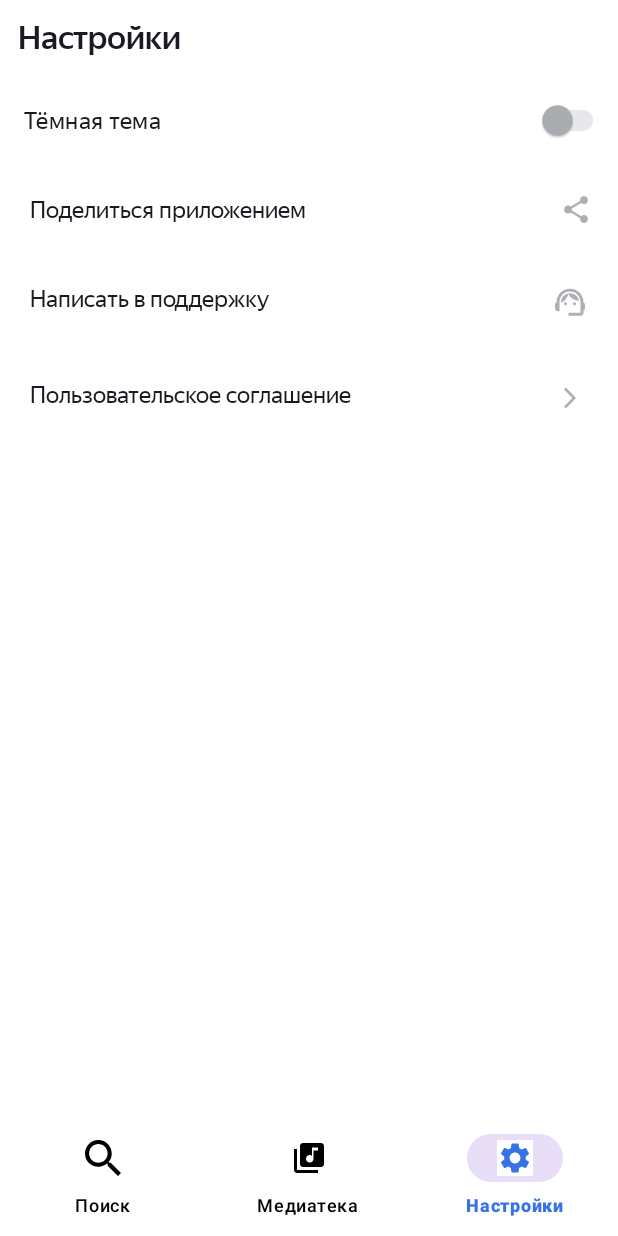
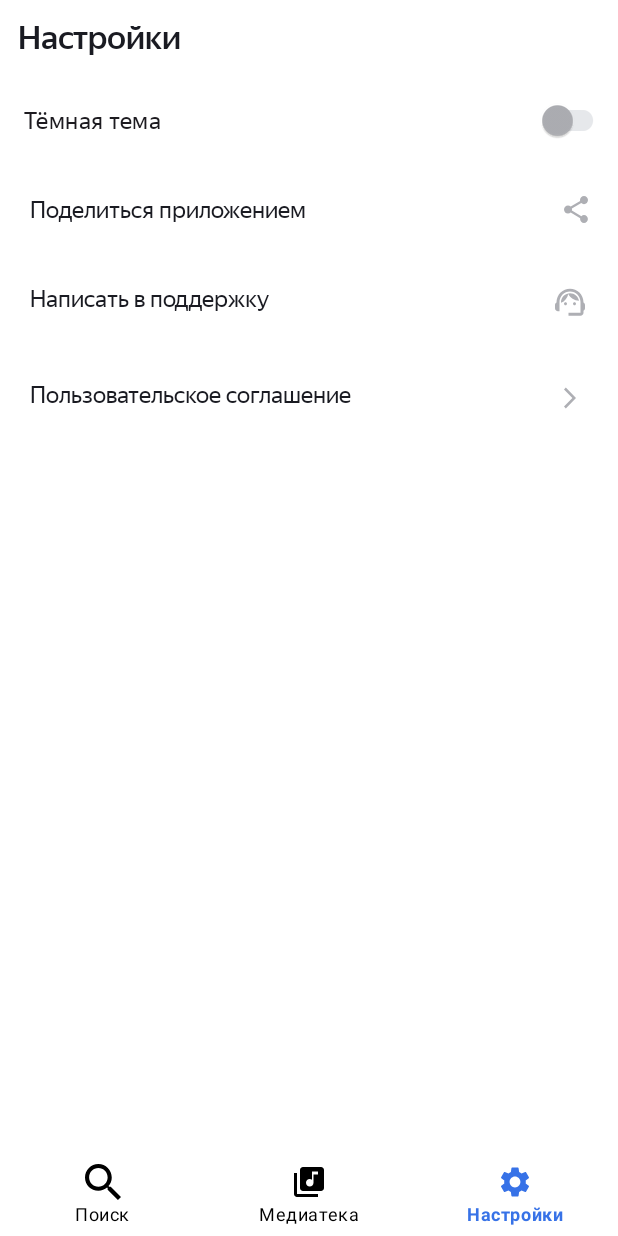
Before and after one commit to AlexElkin/PlaylistMaker, an Android app: the SettingsFragment screen opened through its navigation route, on a phone screen of 412 x 824 dp. Run offline under Robolectric (Android 15) with nearby library versions, the phone set to English and light mode, and no system bars; our stand-ins replace navigation-ui.

Commit message:
спринт 19

```diff
--- a/app/src/main/java/com/example/playlistmaker/ui/settings/activity/SettingsFragment.kt
+++ b/app/src/main/java/com/example/playlistmaker/ui/settings/activity/SettingsFragment.kt
@@ -89,7 +89,7 @@ class SettingsFragment : Fragment() {
                 if (isDark) AppCompatDelegate.MODE_NIGHT_YES
                 else AppCompatDelegate.MODE_NIGHT_NO
             )
-            binding.root.animate().alpha(1f).setDuration(150)
+            binding.root.animate().alpha(1f).duration = 150
         }
     }
 
--- a/app/src/main/res/layout/activity_main.xml
+++ b/app/src/main/res/layout/activity_main.xml
@@ -28,5 +28,12 @@
         app:itemBackground="@color/iconColorWhiteBlack"
         app:layout_constraintBottom_toBottomOf="parent"
         app:layout_constraintEnd_toEndOf="parent"
-        app:layout_constraintStart_toStartOf="parent" />
+        app:layout_constraintStart_toStartOf="parent"
+        app:labelVisibilityMode="labeled"
+        app:elevation="8dp"
+        app:itemHorizontalTranslationEnabled="true"
+        app:itemIconSize="24dp"
+        app:itemRippleColor="@color/iconColorWhiteBlack"
+        style="@style/NoHighlightBottomNav"
+        />
 </androidx.constraintlayout.widget.ConstraintLayout>
--- a/app/src/main/res/menu/bottom_nav_menu.xml
+++ b/app/src/main/res/menu/bottom_nav_menu.xml
@@ -11,7 +11,8 @@
         android:id="@+id/library_fragment"
         android:icon="@drawable/media_library"
         android:title="@string/library"
-        app:iconTint="@color/bottom_nav_icon_color"/>
+        app:iconTint="@color/bottom_nav_icon_color"
+        />
 
     <item
         android:id="@+id/settings_fragment"
--- a/app/src/main/res/navigation/nav.xml
+++ b/app/src/main/res/navigation/nav.xml
@@ -3,7 +3,7 @@
     xmlns:app="http://schemas.android.com/apk/res-auto"
     xmlns:tools="http://schemas.android.com/tools"
     android:id="@+id/nav"
-    app:startDestination="@id/search_fragment">
+    app:startDestination="@id/library_fragment">
 
     <fragment
         android:id="@+id/search_fragment"
--- a/app/src/main/res/values/styles.xml
+++ b/app/src/main/res/values/styles.xml
@@ -104,5 +104,10 @@
         <item name="android:focusableInTouchMode">true</item>
         <item name="android:scrollHorizontally">true</item>
     </style>
-
+    <style name="NoHighlightBottomNav" parent="Widget.MaterialComponents.BottomNavigationView">
+        <!-- Убираем обводку и подсветку -->
+        <item name="itemBackground">@android:color/transparent</item>
+        <item name="itemRippleColor">@android:color/transparent</item>
+        <item name="android:selectableItemBackground">@null</item>
+    </style>
 </resources>
```
